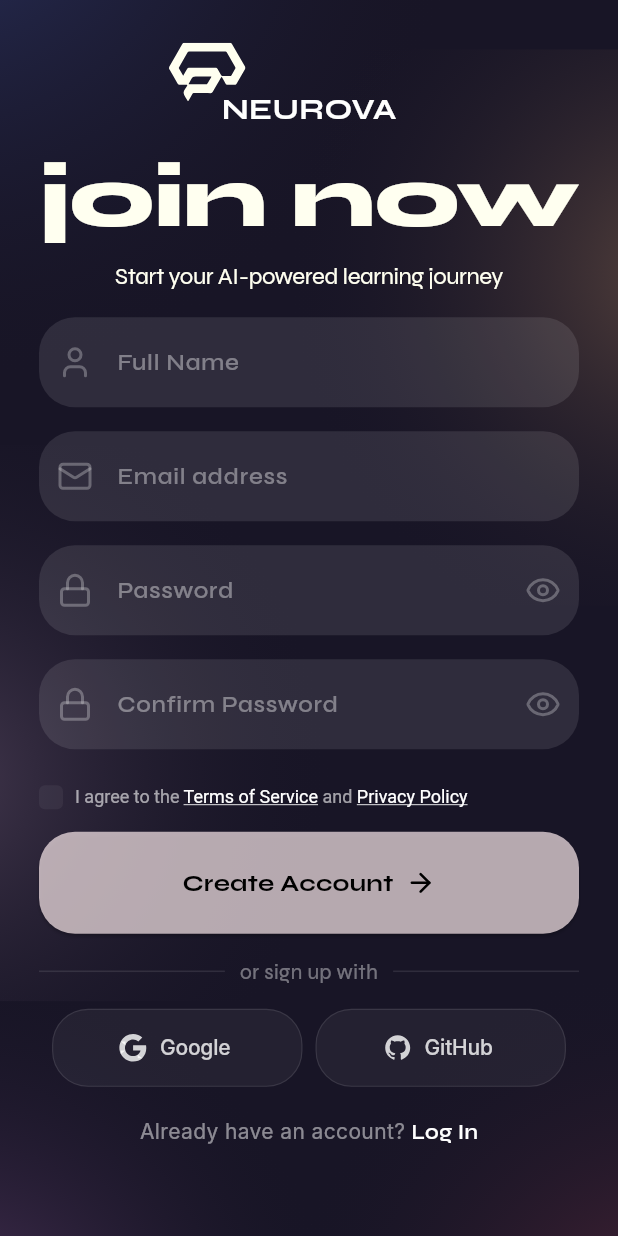
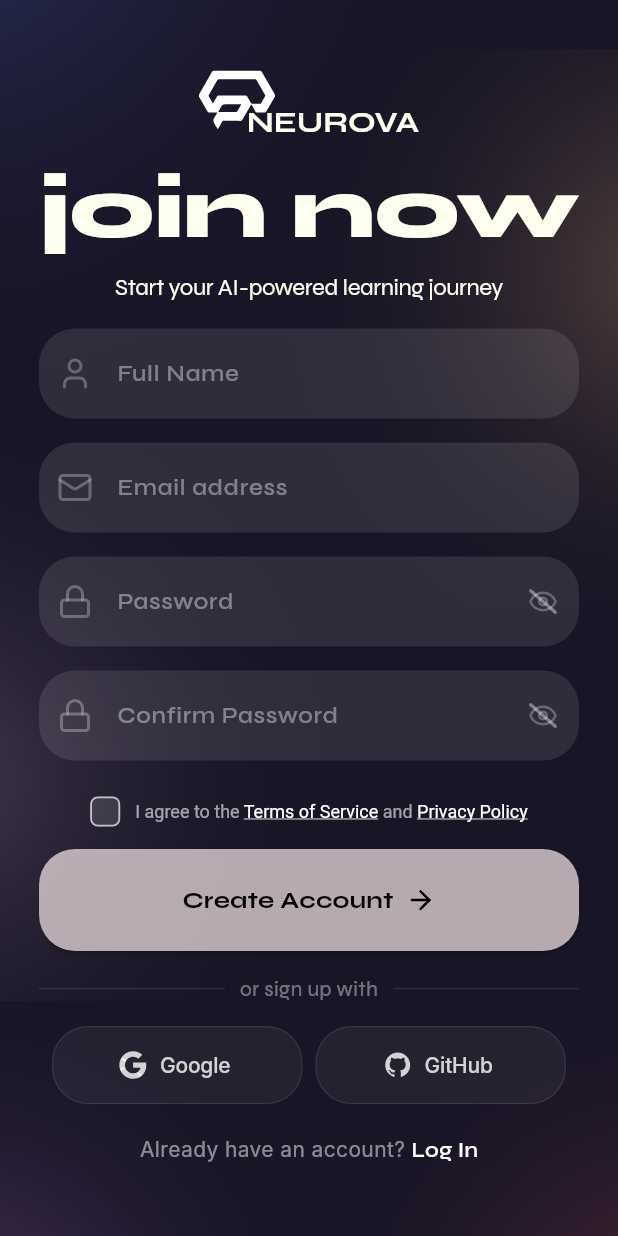
Before and after one commit to Rezouali-Imane/NeuroVa, a Flutter app: the SignupPage screen opened directly, on a phone screen of 412 x 824 dp. Run offline on Flutter 3.47's test engine with Material 3 defaults, Android fonts, the phone set to English and light mode, and no system bars; our stand-ins replace dio, flutter_chat_bubble, flutter_riverpod, flutter_secure_storage, flutter_svg, go_router and 1 more; accounts and stored records are empty; Roboto replaces fonts that are missing (Inter).

Commit message:
enhance signup page interactions and profile navigation

```diff
--- a/neurova_app/lib/features/auth/signup_page.dart
+++ b/neurova_app/lib/features/auth/signup_page.dart
@@ -2,6 +2,7 @@ import 'package:flutter/gestures.dart';
 import 'package:flutter/material.dart';
 import 'package:flutter_svg/flutter_svg.dart';
 import 'login_page.dart';
+import '../profil/setup_profil1.dart';
 import '../onboarding/background.dart';
 import '../../shared/widgets/entry_reveal.dart';
 
@@ -12,7 +13,8 @@ class SignupPage extends StatefulWidget {
   State<SignupPage> createState() => _SignupPageState();
 }
 
-class _SignupPageState extends State<SignupPage> {
+class _SignupPageState extends State<SignupPage>
+    with SingleTickerProviderStateMixin {
   final _formKey = GlobalKey<FormState>();
 
   final _nameController = TextEditingController();
@@ -23,9 +25,24 @@ class _SignupPageState extends State<SignupPage> {
   bool _obscurePassword = true;
   bool _obscureConfirm = true;
   bool _agreeTerms = false;
+  late final AnimationController _entranceController;
+
+  @override
+  void initState() {
+    super.initState();
+    _entranceController = AnimationController(
+      vsync: this,
+      duration: const Duration(milliseconds: 1450),
+    );
+
+    WidgetsBinding.instance.addPostFrameCallback((_) {
+      _entranceController.forward();
+    });
+  }
 
   @override
   void dispose() {
+    _entranceController.dispose();
     _nameController.dispose();
     _emailController.dispose();
     _passwordController.dispose();
@@ -49,48 +66,33 @@ class _SignupPageState extends State<SignupPage> {
                 child: Form(
                   key: _formKey,
                   child: Column(
+                    mainAxisAlignment: MainAxisAlignment.center,
+                    crossAxisAlignment: CrossAxisAlignment.center,
                     children: [
-                      Center(
-                        child: Stack(
-                          clipBehavior: Clip.none,
-                          alignment: Alignment.center,
-                          children: [
-                            const Text(
-                              "NEUROVA",
-                              style: TextStyle(
-                                fontFamily: 'Syne',
-                                fontSize: 20,
-                                fontWeight: FontWeight.bold,
-                                color: Colors.white,
-                              ),
-                            ),
-                            Positioned(
-                              left: -35,
-                              top: -30,
-                              child: SvgPicture.asset(
-                                'lib/features/onboarding/assets/logo.svg',
-                                width: 51,
-                                height: 39,
-                              ),
-                            ),
-                          ],
-                        ),
+                      _buildStaggered(
+                        index: 0,
+                        child: const _BrandHeader(),
                       ),
                       const SizedBox(height: 18),
-                      const Text(
+                      _buildStaggered(
+                        index: 1,
+                        child: const Text(
                           'join now',
                           textAlign: TextAlign.center,
                           style: TextStyle(
                             color: Color(0xFFFFFFF0),
                             fontSize: 56,
                             fontFamily: 'Syne',
-                          fontWeight: FontWeight.w800,
+                            fontWeight: FontWeight.w900,
                             height: 0.95,
                             letterSpacing: -0.6,
                           ),
                         ),
+                      ),
                       const SizedBox(height: 14),
-                      const Text(
+                      _buildStaggered(
+                        index: 2,
+                        child: const Text(
                           'Start your AI-powered learning journey',
                           textAlign: TextAlign.center,
                           style: TextStyle(
@@ -102,8 +104,11 @@ class _SignupPageState extends State<SignupPage> {
                             letterSpacing: -0.31,
                           ),
                         ),
+                      ),
                       const SizedBox(height: 15.04),
-                      _buildField(
+                      _buildStaggered(
+                        index: 3,
+                        child: _buildField(
                           controller: _nameController,
                           label: "Full Name",
                           hintColor: hintColor,
@@ -111,8 +116,11 @@ class _SignupPageState extends State<SignupPage> {
                           validator: (v) =>
                               v == null || v.isEmpty ? "Name is required" : null,
                         ),
+                      ),
                       const SizedBox(height: 16),
-                      _buildField(
+                      _buildStaggered(
+                        index: 4,
+                        child: _buildField(
                           controller: _emailController,
                           label: "Email address",
                           hintColor: hintColor,
@@ -128,28 +136,20 @@ class _SignupPageState extends State<SignupPage> {
                             return null;
                           },
                         ),
+                      ),
                       const SizedBox(height: 16),
-                      _buildField(
+                      _buildStaggered(
+                        index: 5,
+                        child: _buildField(
                           controller: _passwordController,
                           label: "Password",
                           hintColor: hintColor,
                           iconPath: 'lib/features/onboarding/assets/Icon3.svg',
                           obscureText: _obscurePassword,
-                        suffix: GestureDetector(
+                          suffix: _buildAnimatedEyeIcon(
+                            isObscured: _obscurePassword,
                             onTap: () => setState(
                               () => _obscurePassword = !_obscurePassword,
-                          ),
-                          child: Padding(
-                            padding: const EdgeInsets.all(12.0),
-                            child: SvgPicture.asset(
-                              'lib/features/onboarding/assets/Icon4.svg',
-                              width: 20,
-                              height: 20,
-                              colorFilter: const ColorFilter.mode(
-                                Colors.white70,
-                                BlendMode.srcIn,
-                              ),
-                            ),
                             ),
                           ),
                           validator: (v) {
@@ -162,28 +162,20 @@ class _SignupPageState extends State<SignupPage> {
                             return null;
                           },
                         ),
+                      ),
                       const SizedBox(height: 16),
-                      _buildField(
+                      _buildStaggered(
+                        index: 6,
+                        child: _buildField(
                           controller: _confirmController,
                           label: "Confirm Password",
                           hintColor: hintColor,
                           iconPath: 'lib/features/onboarding/assets/Icon3.svg',
                           obscureText: _obscureConfirm,
-                        suffix: GestureDetector(
+                          suffix: _buildAnimatedEyeIcon(
+                            isObscured: _obscureConfirm,
                             onTap: () => setState(
                               () => _obscureConfirm = !_obscureConfirm,
-                          ),
-                          child: Padding(
-                            padding: const EdgeInsets.all(12.0),
-                            child: SvgPicture.asset(
-                              'lib/features/onboarding/assets/Icon4.svg',
-                              width: 20,
-                              height: 20,
-                              colorFilter: const ColorFilter.mode(
-                                Colors.white70,
-                                BlendMode.srcIn,
-                              ),
-                            ),
                             ),
                           ),
                           validator: (v) {
@@ -196,9 +188,16 @@ class _SignupPageState extends State<SignupPage> {
                             return null;
                           },
                         ),
+                      ),
                       const SizedBox(height: 24),
-                      Row(
-                        crossAxisAlignment: CrossAxisAlignment.center,
+                      _buildStaggered(
+                        index: 7,
+                        child: Center(
+                          child: Wrap(
+                            alignment: WrapAlignment.center,
+                            crossAxisAlignment: WrapCrossAlignment.center,
+                            spacing: 10,
+                            runSpacing: 4,
                             children: [
                               GestureDetector(
                                 onTap: () {
@@ -207,13 +206,17 @@ class _SignupPageState extends State<SignupPage> {
                                   });
                                 },
                                 child: Container(
-                              width: 16,
-                              height: 16,
+                                  width: 20,
+                                  height: 20,
                                   decoration: BoxDecoration(
                                     color: _agreeTerms
                                         ? Colors.white
-                                    : Colors.white.withValues(alpha: 0.05),
-                                borderRadius: BorderRadius.circular(4),
+                                        : Colors.white.withValues(alpha: 0.12),
+                                    borderRadius: BorderRadius.circular(5),
+                                    border: Border.all(
+                                      color: Colors.white.withValues(alpha: 0.7),
+                                      width: 1.2,
+                                    ),
                                   ),
                                   child: _agreeTerms
                                       ? const Icon(
@@ -224,9 +227,8 @@ class _SignupPageState extends State<SignupPage> {
                                       : null,
                                 ),
                               ),
-                          const SizedBox(width: 8),
-                          Expanded(
-                            child: RichText(
+                              RichText(
+                                textAlign: TextAlign.center,
                                 text: TextSpan(
                                   style: TextStyle(
                                     color: Colors.white.withValues(alpha: 0.6),
@@ -260,11 +262,14 @@ class _SignupPageState extends State<SignupPage> {
                                   ],
                                 ),
                               ),
-                          ),
                             ],
                           ),
+                        ),
+                      ),
                       const SizedBox(height: 15),
-                      SizedBox(
+                      _buildStaggered(
+                        index: 8,
+                        child: SizedBox(
                           width: double.infinity,
                           height: 67.99,
                           child: ElevatedButton(
@@ -292,6 +297,13 @@ class _SignupPageState extends State<SignupPage> {
                                   );
                                   return;
                                 }
+
+                                Navigator.push(
+                                  context,
+                                  MaterialPageRoute(
+                                    builder: (context) => const SetupProfil(),
+                                  ),
+                                );
                               }
                             },
                             child: Row(
@@ -318,8 +330,11 @@ class _SignupPageState extends State<SignupPage> {
                             ),
                           ),
                         ),
+                      ),
                       const SizedBox(height: 15),
-                      Row(
+                      _buildStaggered(
+                        index: 9,
+                        child: Row(
                           children: [
                             Expanded(
                               child: Container(
@@ -344,8 +359,11 @@ class _SignupPageState extends State<SignupPage> {
                             ),
                           ],
                         ),
+                      ),
                       const SizedBox(height: 15),
-                      Row(
+                      _buildStaggered(
+                        index: 10,
+                        child: Row(
                           mainAxisAlignment: MainAxisAlignment.spaceEvenly,
                           children: [
                             _buildSocialButton(
@@ -358,8 +376,11 @@ class _SignupPageState extends State<SignupPage> {
                             ),
                           ],
                         ),
+                      ),
                       const SizedBox(height: 20),
-                      Text.rich(
+                      _buildStaggered(
+                        index: 11,
+                        child: Text.rich(
                           TextSpan(
                             children: [
                               TextSpan(
@@ -392,11 +413,96 @@ class _SignupPageState extends State<SignupPage> {
                             ],
                           ),
                         ),
+                      ),
                     ],
                   ),
                 ),
               ),
             ),
+          ),
+        ),
+      ),
+    );
+  }
+
+  Widget _buildStaggered({
+    required int index,
+    required Widget child,
+    double fromY = 28,
+  }) {
+    final start = (0.03 + (index * 0.06)).clamp(0.0, 0.88).toDouble();
+    final end = (start + 0.24).clamp(0.0, 1.0).toDouble();
+
+    return AnimatedBuilder(
+      animation: _entranceController,
+      child: child,
+      builder: (context, animatedChild) {
+        final anim = CurvedAnimation(
+          parent: _entranceController,
+          curve: Interval(start, end, curve: Curves.easeOutCubic),
+        );
+
+        return Opacity(
+          opacity: anim.value,
+          child: Transform.translate(
+            offset: Offset(0, fromY * (1 - anim.value)),
+            child: Transform.scale(
+              scale: 0.98 + (0.02 * anim.value),
+              child: animatedChild,
+            ),
+          ),
+        );
+      },
+    );
+  }
+
+  Widget _buildAnimatedEyeIcon({
+    required bool isObscured,
+    required VoidCallback onTap,
+  }) {
+    return GestureDetector(
+      onTap: onTap,
+      child: Padding(
+        padding: const EdgeInsets.all(12.0),
+        child: AnimatedScale(
+          duration: const Duration(milliseconds: 220),
+          curve: Curves.easeOutBack,
+          scale: isObscured ? 1.0 : 1.1,
+          child: Stack(
+            alignment: Alignment.center,
+            children: [
+              AnimatedRotation(
+                duration: const Duration(milliseconds: 260),
+                curve: Curves.easeInOutCubic,
+                turns: isObscured ? 0.0 : 0.5,
+                child: SvgPicture.asset(
+                  'lib/features/onboarding/assets/Icon4.svg',
+                  key: ValueKey<bool>(isObscured),
+                  width: 20,
+                  height: 20,
+                  colorFilter: const ColorFilter.mode(
+                    Colors.white70,
+                    BlendMode.srcIn,
+                  ),
+                ),
+              ),
+              AnimatedOpacity(
+                duration: const Duration(milliseconds: 180),
+                curve: Curves.easeInOut,
+                opacity: isObscured ? 1.0 : 0.0,
+                child: Transform.rotate(
+                  angle: -0.85,
+                  child: Container(
+                    width: 2.2,
+                    height: 24,
+                    decoration: BoxDecoration(
+                      color:  Colors.white.withValues(alpha: 0.40),
+                      borderRadius: BorderRadius.circular(99),
+                    ),
+                  ),
+                ),
+              ),
+            ],
           ),
         ),
       ),
@@ -420,8 +526,9 @@ class _SignupPageState extends State<SignupPage> {
       validator: validator,
       style: const TextStyle(color: Colors.white),
       decoration: InputDecoration(
-        labelText: label,
-        labelStyle: TextStyle(color: hintColor),
+        hintText: label,
+        hintStyle: TextStyle(color: hintColor),
+        floatingLabelBehavior: FloatingLabelBehavior.never,
         filled: true,
         fillColor: Colors.white.withValues(alpha: 0.1),
         border: OutlineInputBorder(
@@ -488,3 +595,53 @@ class _SignupPageState extends State<SignupPage> {
     );
   }
 }
+
+class _BrandHeader extends StatelessWidget {
+  const _BrandHeader();
+
+  @override
+  Widget build(BuildContext context) {
+    return Center(
+      child: SizedBox(
+        width: 147,
+        height: 48,
+        child: Stack(
+          children: [
+            Positioned(
+              left: 0,
+              top: 0,
+              child: SvgPicture.asset(
+                'lib/features/onboarding/assets/logo.svg',
+                width: 51,
+                height: 39,
+                colorFilter: const ColorFilter.mode(
+                  Colors.white,
+                  BlendMode.srcIn,
+                ),
+              ),
+            ),
+            const Positioned(
+              left: 32,
+              top: 24,
+              child: SizedBox(
+                width: 115,
+                height: 24,
+                child: Text(
+                  'NEUROVA',
+                  style: TextStyle(
+                    color: Color(0xFFFFFFF0),
+                    fontSize: 20,
+                    fontFamily: 'Syne',
+                    fontWeight: FontWeight.w700,
+                    height: 1.0,
+                    letterSpacing: 0.0,
+                  ),
+                ),
+              ),
+            ),
+          ],
+        ),
+      ),
+    );
+  }
+}
```
Lines whose indentation alone changed are shown as unchanged.
